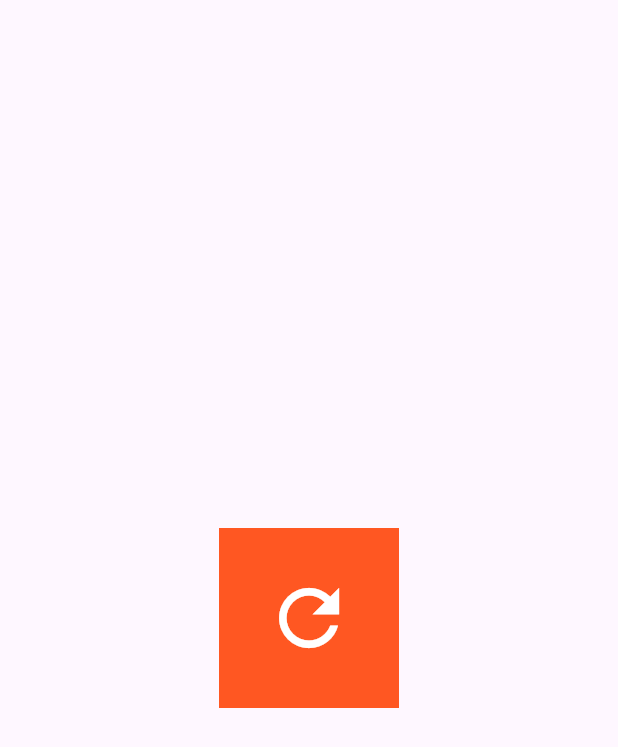
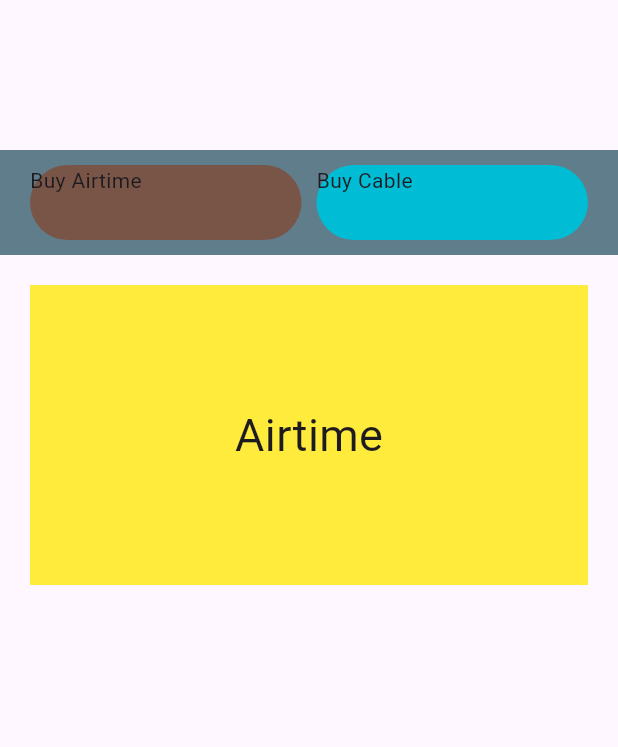
Before and after one commit to JoshuaOzibo/Learning_Flutter, a Flutter app: the screen it shows after launch, on a phone screen of 412 x 824 dp. Shown: the top 747 px of the screen. Run offline on Flutter 3.47's test engine with Material 3 defaults, Android fonts, the phone set to English and light mode, and no system bars; our stand-ins replace flutter_dotenv, hive, hive_flutter; missing offline and left inert: pay; accounts and stored records are empty.

Commit message:
crosss fade animation

```diff
--- /dev/null
+++ b/lib/flutter_animation/implicit_animation/animated_crossfade.dart
@@ -0,0 +1,84 @@
+import 'package:flutter/material.dart';
+
+class AnimatedCrossfade extends StatefulWidget {
+  const AnimatedCrossfade({super.key});
+
+  @override
+  State<AnimatedCrossfade> createState() => _AnimatedCrossfadeState();
+}
+
+class _AnimatedCrossfadeState extends State<AnimatedCrossfade> {
+   List<String> buttonList = ['Buy Airtime', 'Buy Cable'];
+
+   String isSelected = 'Buy Airtime';
+
+
+  @override
+  Widget build(BuildContext context) {
+    return Scaffold(
+      body: Center(
+        child: Column(
+          children: [
+            SizedBox(height: 100),
+            Container(
+              padding: EdgeInsets.symmetric(horizontal: 20, vertical: 10),
+              decoration: BoxDecoration(color: Colors.blueGrey),
+              child: Row(
+                spacing: 10,
+                children: [
+
+                  ...buttonList.map((item) => Expanded(
+                    child: SizedBox(
+                      height: 50,
+                      child: GestureDetector(
+                        onTap: (){
+                          setState(() {
+                           isSelected = item ;
+                          });
+                        },
+                        child: Container(
+                          decoration: BoxDecoration(
+                            color: isSelected == item ? Colors.brown : Colors.cyan,
+                            borderRadius: BorderRadius.circular(100),
+                          ),
+                          child: Text(item),
+                        ),
+                      ),
+                    ),
+                  )
+
+                  ,),
+                ],
+              ),
+            ),
+
+            SizedBox(height: 20),
+
+            AnimatedCrossFade(
+              firstChild: Container(
+                margin: EdgeInsets.symmetric(horizontal: 20),
+                height: 200,
+                width: double.infinity,
+                decoration: BoxDecoration(color: Colors.yellow),
+                child: Center(
+                  child: Text('Airtime', style: TextStyle(fontSize: 30)),
+                ),
+              ),
+              secondChild: Container(
+                margin: EdgeInsets.symmetric(horizontal: 20),
+                height: 200,
+                width: double.infinity,
+                decoration: BoxDecoration(color: Colors.yellow),
+                child: Center(
+                  child: Text('Cable', style: TextStyle(fontSize: 30)),
+                ),
+              ),
+              crossFadeState: isSelected == 'Buy Airtime' ? CrossFadeState.showFirst : CrossFadeState.showSecond,
+              duration: const Duration(milliseconds: 500),
+            ),
+          ],
+        ),
+      ),
+    );
+  }
+}
--- a/lib/main.dart
+++ b/lib/main.dart
@@ -4,6 +4,7 @@ import 'package:flutter_application_1/currency_converter_materia_page.dart';
 import 'package:flutter_application_1/flutter_animation/explicit_animation/explicit_animation_one.dart';
 import 'package:flutter_application_1/flutter_animation/explicit_animation/explicit_animation_three.dart';
 import 'package:flutter_application_1/flutter_animation/explicit_animation/explicit_animation_two.dart';
+import 'package:flutter_application_1/flutter_animation/implicit_animation/animated_crossfade.dart';
 import 'package:flutter_application_1/flutter_animation/implicit_animation/animation_one.dart';
 import 'package:flutter_application_1/flutter_animation/implicit_animation/animation_three.dart';
 import 'package:flutter_application_1/flutter_animation/implicit_animation/animation_two.dart';
@@ -58,6 +59,6 @@ class MyApp extends StatelessWidget {
   @override
   Widget build(BuildContext context) {
     // //HivePage() //const SimpleCart() //  HiveTodoPage() //NoteHomePage() //TodoHomePage()
-    return MaterialApp(home: RotationAnimation());
+    return MaterialApp(home: AnimatedCrossfade());
   }
 }
```
